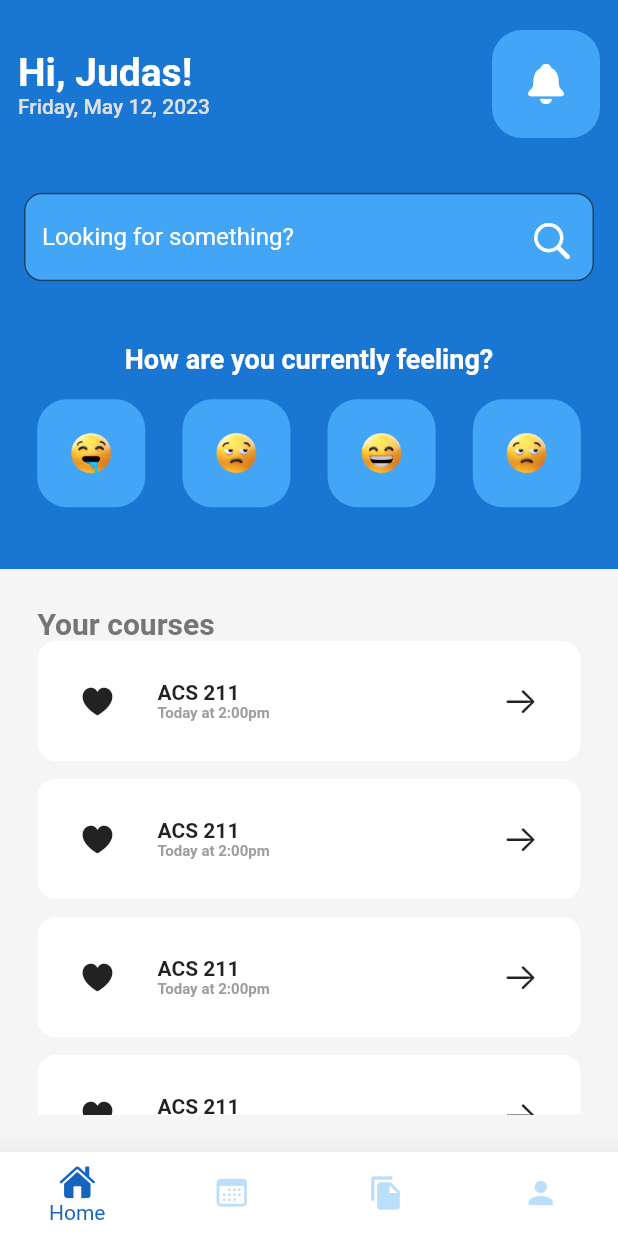
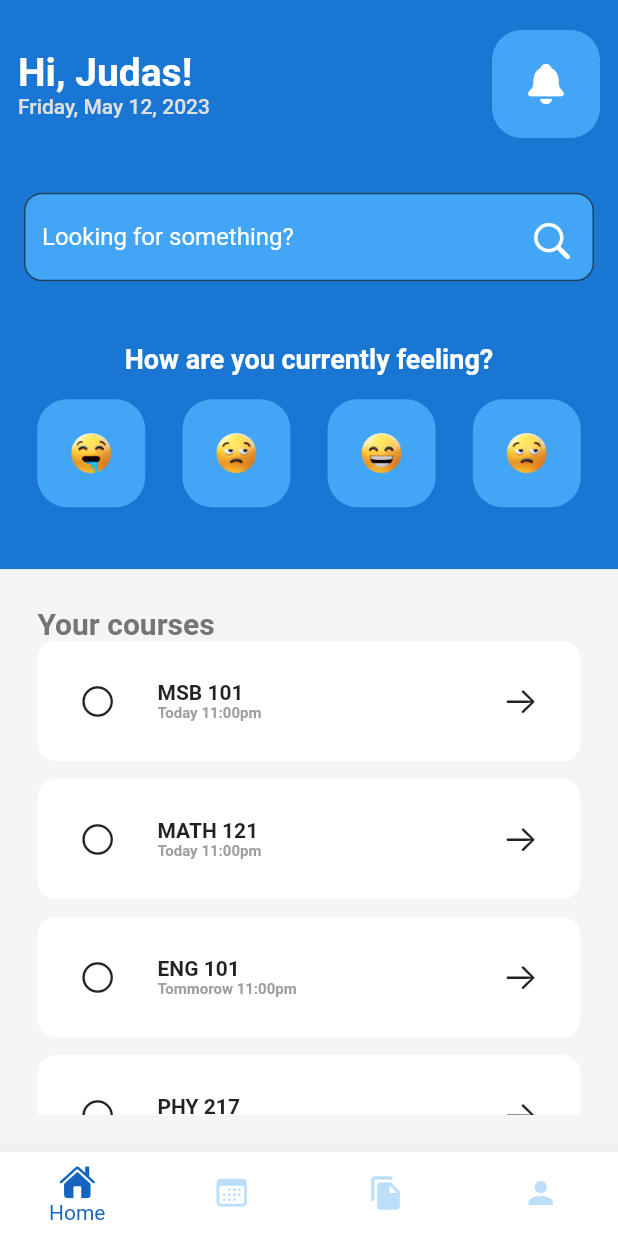
Before and after one commit to IamMuuo/academia, a Flutter app: the screen it shows after launch, after a tap on "Get Started", after a tap on "I want in", on a phone screen of 412 x 824 dp. Run offline on Flutter 3.47's test engine with Material 2 defaults, Android fonts, the phone set to English and light mode, and no system bars; our stand-ins replace table_calendar; Roboto replaces fonts that are missing (Poppins).

Commit message:
made the courses cards dynamic

```diff
--- a/lib/pages/courses_page.dart
+++ b/lib/pages/courses_page.dart
@@ -78,14 +78,7 @@ class _CoursesPageState extends State<CoursesPage> {
               child: Container(
                 padding: EdgeInsets.all(12),
                 child: ListView(
-                  children: [
-                    CourseCard(),
-                    CourseCard(),
-                    CourseCard(),
-                    CourseCard(),
-                    CourseCard(),
-                    CourseCard(),
-                  ],
+                  children: buildCourseCards(),
                 ),
               ),
             ),
--- a/lib/pages/dashboard.dart
+++ b/lib/pages/dashboard.dart
@@ -169,14 +169,7 @@ class _DashBoardState extends State<DashBoard> {
                     // list view of courses
                     Expanded(
                       child: ListView(
-                        children: const [
-                          CourseCard(),
-                          CourseCard(),
-                          CourseCard(),
-                          CourseCard(),
-                          CourseCard(),
-                          CourseCard(),
-                        ],
+                        children: buildCourseCards(),
                       ),
                     ),
                   ],
--- a/lib/widgets/course_card.dart
+++ b/lib/widgets/course_card.dart
@@ -4,16 +4,15 @@ import 'package:flutter/cupertino.dart';
 class CourseCard extends StatefulWidget {
   const CourseCard({
     super.key,
-    /*
+    required this.icon,
     required this.courseName,
-    this.icon,
-    this.courseTime,
-    */
+    required this.courseTime,
   });
-  // final icon;
-  // final String? courseName;
-  // final String? courseTime;
-  //
+
+  final IconData icon;
+  final String courseName;
+  final String courseTime;
+
   @override
   State<CourseCard> createState() => _CourseCardState();
 }
@@ -22,9 +21,9 @@ class _CourseCardState extends State<CourseCard> {
   @override
   Widget build(BuildContext context) {
     return Padding(
-      padding: EdgeInsets.only(bottom: 12),
+      padding: const EdgeInsets.only(bottom: 12),
       child: Container(
-        padding: EdgeInsets.all(16),
+        padding: const EdgeInsets.all(16),
         decoration: BoxDecoration(
           color: Colors.white,
           borderRadius: BorderRadius.circular(12),
@@ -35,21 +34,19 @@ class _CourseCardState extends State<CourseCard> {
             Row(
               children: [
                 IconButton(
-                  padding: EdgeInsets.all(12),
+                  padding: const EdgeInsets.all(12),
                   enableFeedback: true,
                   onPressed: () {},
-                  icon: Icon(
-                    CupertinoIcons.heart_fill,
-                  ),
+                  icon: Icon(widget.icon),
                 ),
-                SizedBox(width: 16),
+                const SizedBox(width: 16),
                 Column(
                   crossAxisAlignment: CrossAxisAlignment.start,
                   children: [
                     // Title
                     Text(
-                      'ACS 211',
-                      style: TextStyle(
+                      widget.courseName,
+                      style: const TextStyle(
                         fontSize: 14,
                         fontWeight: FontWeight.bold,
                       ),
@@ -57,8 +54,8 @@ class _CourseCardState extends State<CourseCard> {
 
                     // subtitle
                     Text(
-                      'Today at 2:00pm',
-                      style: TextStyle(
+                      widget.courseTime,
+                      style: const TextStyle(
                         color: Colors.grey,
                         fontSize: 10,
                         fontWeight: FontWeight.bold,
@@ -70,7 +67,7 @@ class _CourseCardState extends State<CourseCard> {
             ),
             IconButton(
               onPressed: () {},
-              icon: Icon(CupertinoIcons.arrow_right),
+              icon: const Icon(CupertinoIcons.arrow_right),
             ),
           ],
         ),
@@ -78,3 +75,48 @@ class _CourseCardState extends State<CourseCard> {
     );
   }
 }
+
+// This method is supposed to build
+// the user's courses from the api
+// never create a single course card instance
+// without this method
+
+List<CourseCard> buildCourseCards() {
+  final courses = <CourseCard>[];
+  courses.add(const CourseCard(
+    icon: CupertinoIcons.circle,
+    courseName: "MSB 101",
+    courseTime: "Today 11:00pm",
+  ));
+
+  courses.add(const CourseCard(
+    icon: CupertinoIcons.circle,
+    courseName: "MATH 121",
+    courseTime: "Today 11:00pm",
+  ));
+
+  courses.add(const CourseCard(
+    icon: CupertinoIcons.circle,
+    courseName: "ENG 101",
+    courseTime: "Tommorow 11:00pm",
+  ));
+
+  courses.add(const CourseCard(
+    icon: CupertinoIcons.circle,
+    courseName: "PHY 217",
+    courseTime: "Thur 11:00pm",
+  ));
+
+  courses.add(const CourseCard(
+    icon: CupertinoIcons.circle,
+    courseName: "BIO 111",
+    courseTime: "Tommorow 3:00pm",
+  ));
+
+  courses.add(const CourseCard(
+    icon: CupertinoIcons.circle,
+    courseName: "PHIL 111",
+    courseTime: "Sat 12:00pm",
+  ));
+  return courses;
+}
```
